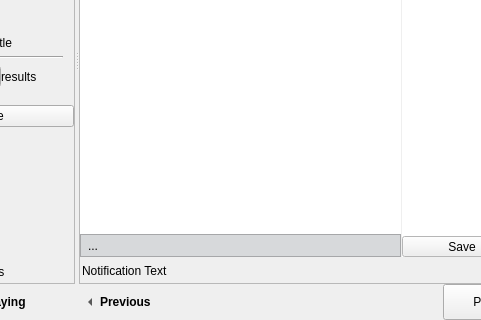
Before: the Qt Designer form src/mainwindow.ui in KDE/bangarang, drawn with Qt 5; both pictures show x 96 to 577 and y 200 to 520 of the 740 by 520 pixel window.
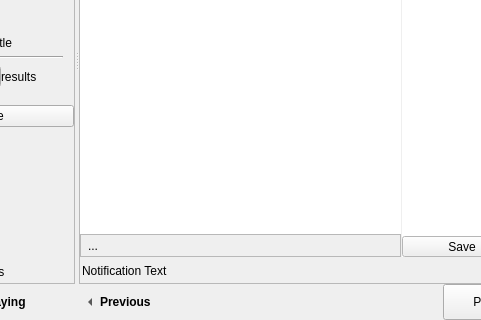
After: the same form once the commit is applied. The open tabs and pages were chosen to show the change. Icons and pictures are not drawn. Custom widgets are drawn as their Qt base class.

Commit message: Changed the palette of the media filter for correct view. Fixed correct selection with filtered data in the media list. Fixed correction selection of filtered items of the infomanager. Filter clears now, if a new list is loaded

Patch:
```diff
--- a/src/mainwindow.ui
+++ b/src/mainwindow.ui
@@ -1664,74 +1664,13 @@
                         <verstretch>0</verstretch>
                        </sizepolicy>
                       </property>
-                      <property name="palette">
-                       <palette>
-                        <active>
-                         <colorrole role="Base">
-                          <brush brushstyle="SolidPattern">
-                           <color alpha="255">
-                            <red>255</red>
-                            <green>255</green>
-                            <blue>255</blue>
-                           </color>
-                          </brush>
-                         </colorrole>
-                         <colorrole role="Window">
-                          <brush brushstyle="SolidPattern">
-                           <color alpha="255">
-                            <red>255</red>
-                            <green>255</green>
-                            <blue>255</blue>
-                           </color>
-                          </brush>
-                         </colorrole>
-                        </active>
-                        <inactive>
-                         <colorrole role="Base">
-                          <brush brushstyle="SolidPattern">
-                           <color alpha="255">
-                            <red>255</red>
-                            <green>255</green>
-                            <blue>255</blue>
-                           </color>
-                          </brush>
-                         </colorrole>
-                         <colorrole role="Window">
-                          <brush brushstyle="SolidPattern">
-                           <color alpha="255">
-                            <red>255</red>
-                            <green>255</green>
-                            <blue>255</blue>
-                           </color>
-                          </brush>
-                         </colorrole>
-                        </inactive>
-                        <disabled>
-                         <colorrole role="Base">
-                          <brush brushstyle="SolidPattern">
-                           <color alpha="255">
-                            <red>255</red>
-                            <green>255</green>
-                            <blue>255</blue>
-                           </color>
-                          </brush>
-                         </colorrole>
-                         <colorrole role="Window">
-                          <brush brushstyle="SolidPattern">
-                           <color alpha="255">
-                            <red>255</red>
-                            <green>255</green>
-                            <blue>255</blue>
-                           </color>
-                          </brush>
-                         </colorrole>
-                        </disabled>
-                       </palette>
-                      </property>
                       <property name="autoFillBackground">
                        <bool>true</bool>
                       </property>
                       <layout class="QVBoxLayout" name="verticalLayout_35">
+                       <property name="spacing">
+                        <number>0</number>
+                       </property>
                        <property name="margin">
                         <number>0</number>
                        </property>
@@ -1792,70 +1731,6 @@
                        </item>
                        <item>
                         <widget class="QFrame" name="mediaListFilter">
-                         <property name="palette">
-                          <palette>
-                           <active>
-                            <colorrole role="Base">
-                             <brush brushstyle="SolidPattern">
-                              <color alpha="255">
-                               <red>255</red>
-                               <green>255</green>
-                               <blue>255</blue>
-                              </color>
-                             </brush>
-                            </colorrole>
-                            <colorrole role="Window">
-                             <brush brushstyle="SolidPattern">
-                              <color alpha="255">
-                               <red>215</red>
-                               <green>217</green>
-                               <blue>219</blue>
-                              </color>
-                             </brush>
-                            </colorrole>
-                           </active>
-                           <inactive>
-                            <colorrole role="Base">
-                             <brush brushstyle="SolidPattern">
-                              <color alpha="255">
-                               <red>255</red>
-                               <green>255</green>
-                               <blue>255</blue>
-                              </color>
-                             </brush>
-                            </colorrole>
-                            <colorrole role="Window">
-                             <brush brushstyle="SolidPattern">
-                              <color alpha="255">
-                               <red>215</red>
-                               <green>217</green>
-                               <blue>219</blue>
-                              </color>
-                             </brush>
-                            </colorrole>
-                           </inactive>
-                           <disabled>
-                            <colorrole role="Base">
-                             <brush brushstyle="SolidPattern">
-                              <color alpha="255">
-                               <red>215</red>
-                               <green>217</green>
-                               <blue>219</blue>
-                              </color>
-                             </brush>
-                            </colorrole>
-                            <colorrole role="Window">
-                             <brush brushstyle="SolidPattern">
-                              <color alpha="255">
-                               <red>215</red>
-                               <green>217</green>
-                               <blue>219</blue>
-                              </color>
-                             </brush>
-                            </colorrole>
-                           </disabled>
-                          </palette>
-                         </property>
                          <property name="autoFillBackground">
                           <bool>true</bool>
                          </property>
```
Left out of the diff: 12 changed lines with no effect on the pictures. The commit also changes 4 other files.
